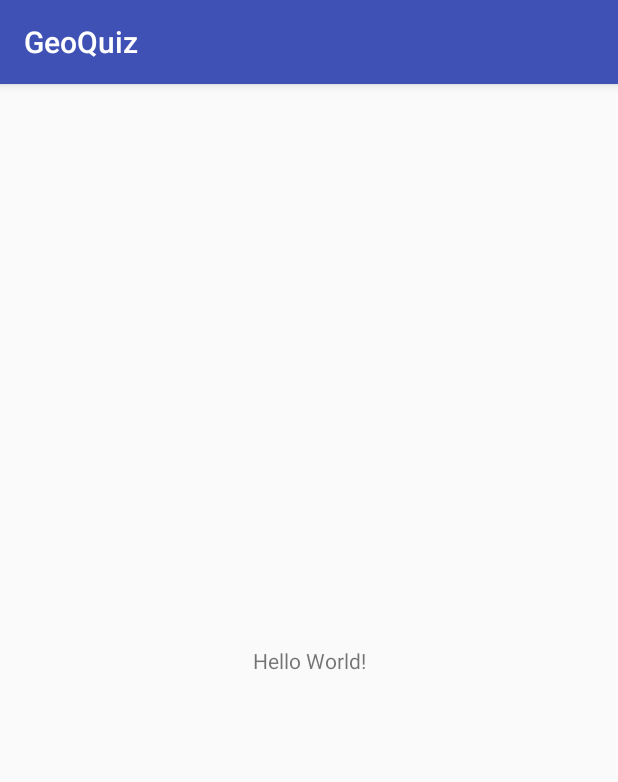
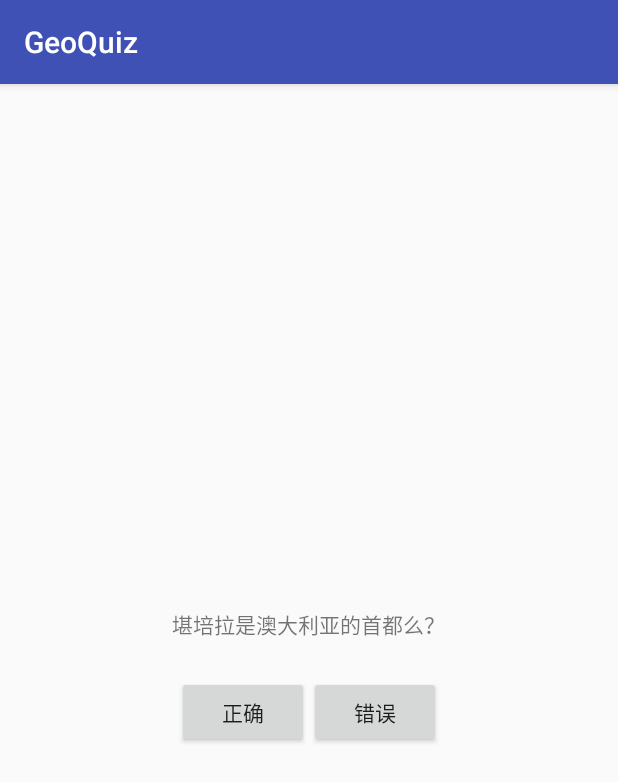
Before and after one commit to zhuangyunfei/GeoQuiz, an Android app: the screen it shows after launch (QuizActivity), on a phone screen of 412 x 824 dp. Shown: the top 782 px of the screen. Run offline under Robolectric (Android 15) with nearby library versions, the phone set to English and light mode, and no system bars.

Commit message:
第三次提交，UI布局

```diff
--- a/app/src/main/res/layout/activity_quiz.xml
+++ b/app/src/main/res/layout/activity_quiz.xml
@@ -1,18 +1,34 @@
 <?xml version="1.0" encoding="utf-8"?>
-<android.support.constraint.ConstraintLayout xmlns:android="http://schemas.android.com/apk/res/android"
+<LinearLayout xmlns:android="http://schemas.android.com/apk/res/android"
     xmlns:app="http://schemas.android.com/apk/res-auto"
     xmlns:tools="http://schemas.android.com/tools"
+    android:orientation="vertical"
     android:layout_width="match_parent"
     android:layout_height="match_parent"
+    android:gravity="center"
     tools:context="com.bignerdranch.android.geoquiz.QuizActivity">
 
     <TextView
+        android:padding="24dp"
         android:layout_width="wrap_content"
         android:layout_height="wrap_content"
-        android:text="Hello World!"
-        app:layout_constraintBottom_toBottomOf="parent"
-        app:layout_constraintLeft_toLeftOf="parent"
-        app:layout_constraintRight_toRightOf="parent"
-        app:layout_constraintTop_toTopOf="parent" />
+        android:text="@string/question_text"/>
+    <LinearLayout
+        android:orientation="horizontal"
+        android:layout_width="wrap_content"
+        android:layout_height="wrap_content">
+        <Button
+            android:id="@+id/true_button"
+            android:layout_gravity="center"
+            android:layout_width="wrap_content"
+            android:layout_height="wrap_content"
+            android:text="@string/true_button"/>
+        <Button
+            android:id="@+id/false_button"
+            android:layout_width="wrap_content"
+            android:layout_height="wrap_content"
+            android:text="@string/false_button"/>
 
-</android.support.constraint.ConstraintLayout>
+    </LinearLayout>
+
+</LinearLayout>
--- a/app/src/main/res/values/strings.xml
+++ b/app/src/main/res/values/strings.xml
@@ -1,3 +1,8 @@
 <resources>
     <string name="app_name">GeoQuiz</string>
+    <!-- GeoQuiz 地理测试APP主页-->
+    <string name="question_text">堪培拉是澳大利亚的首都么？</string>
+    <string name="true_button">正确</string>
+    <string name="false_button">错误</string>
+
 </resources>
```
